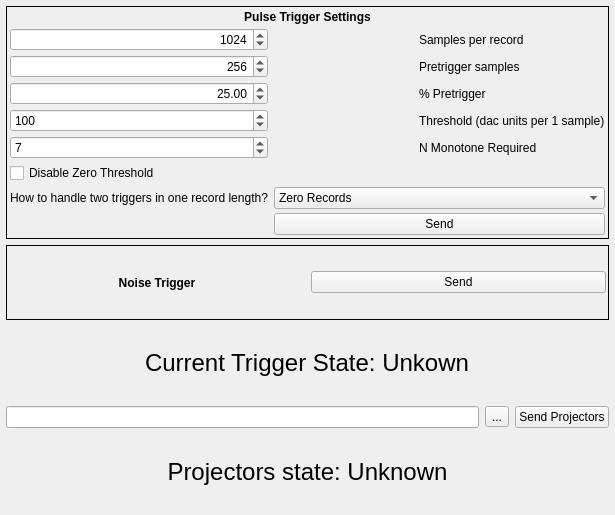
First picture: the form in dastardcommander/ui/trigger_config_simple.ui, repository usnistgov/dastardcommander, before the edit.
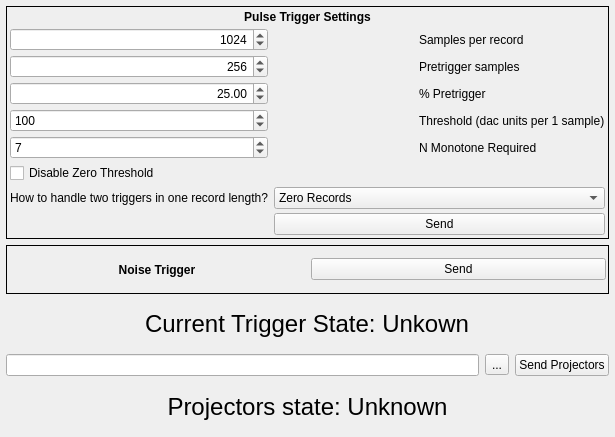
Second picture: the form after the edit.

Commit message: Improve (?) GUI design slightly

The edit to the form file:
```diff
--- a/dastardcommander/ui/trigger_config_simple.ui
+++ b/dastardcommander/ui/trigger_config_simple.ui
@@ -7,7 +7,7 @@
     <x>0</x>
     <y>0</y>
     <width>615</width>
-    <height>515</height>
+    <height>437</height>
    </rect>
   </property>
   <property name="sizePolicy">
```
The commit also changes 3 other files.
